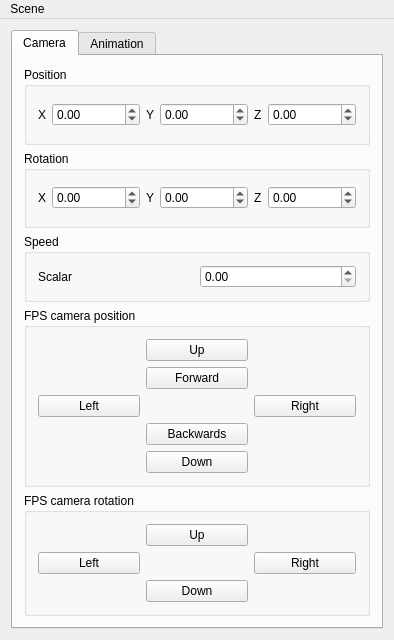
Old version of the form src/mainwindow.ui in the repository pwalch/avatars3d.
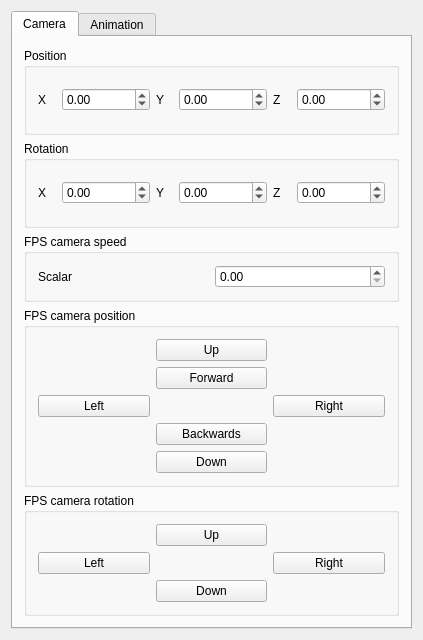
New version of the form.

Commit message: Fixed scale-speed ambiguity in FPS camera by using fpsScale as name

The edit to the form file:
```diff
--- a/src/mainwindow.ui
+++ b/src/mainwindow.ui
@@ -6,7 +6,7 @@
    <rect>
     <x>0</x>
     <y>0</y>
-    <width>339</width>
+    <width>423</width>
     <height>640</height>
    </rect>
   </property>
@@ -164,7 +164,7 @@
             <item row="0" column="0">
              <widget class="QGroupBox" name="groupBox_3">
               <property name="title">
-               <string>Speed</string>
+               <string>FPS camera speed</string>
               </property>
               <layout class="QGridLayout" name="gridLayout_8">
                <item row="0" column="0">
@@ -443,22 +443,6 @@
     </item>
    </layout>
   </widget>
-  <widget class="QMenuBar" name="menuBar">
-   <property name="geometry">
-    <rect>
-     <x>0</x>
-     <y>0</y>
-     <width>339</width>
-     <height>25</height>
-    </rect>
-   </property>
-   <widget class="QMenu" name="menuScene">
-    <property name="title">
-     <string>Scene</string>
-    </property>
-   </widget>
-   <addaction name="menuScene"/>
-  </widget>
   <action name="actionOpen_scene">
    <property name="text">
     <string>Open scene</string>
```
Left out of the diff: 2 changed lines with no effect on the pictures. The commit also changes 8 other files.
